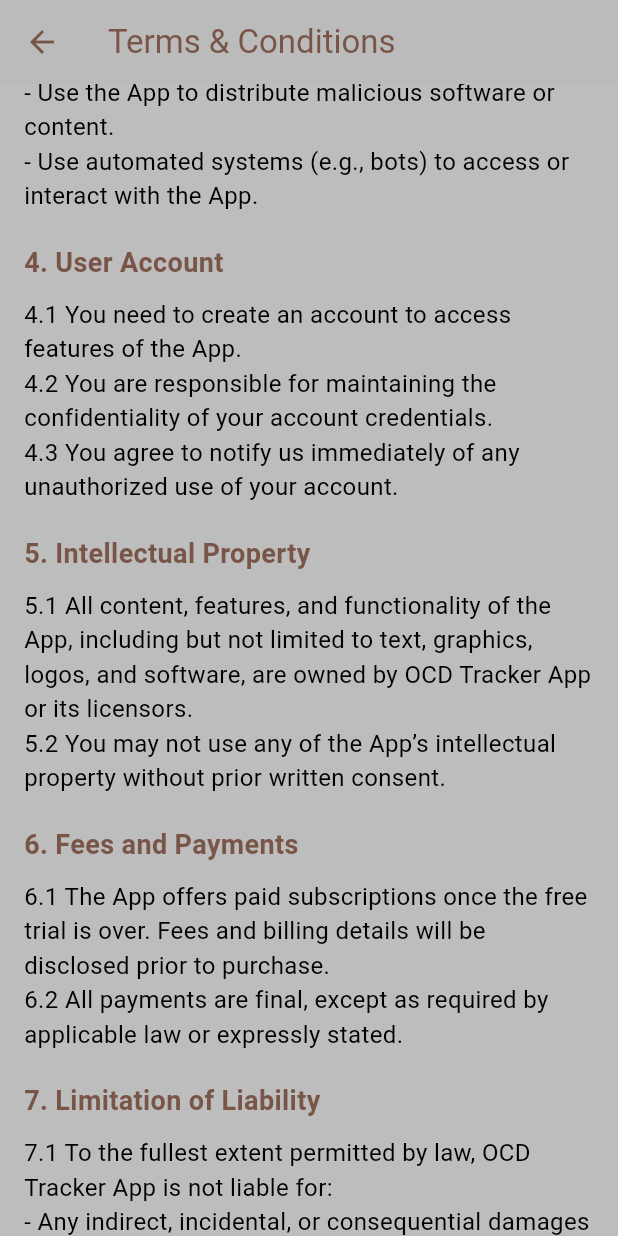
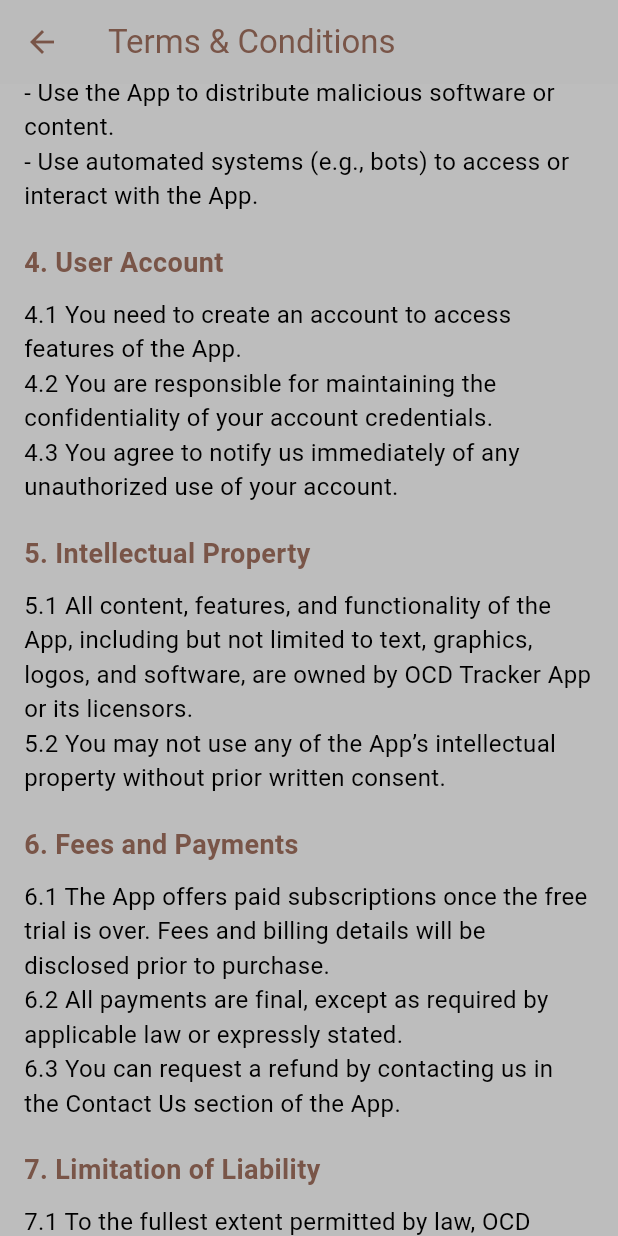
Before and after one commit to akimaliiev/OCD-tracker, a Flutter app: the TermsAndConditionsPage screen opened directly, scrolled down 576 dp, on a phone screen of 412 x 824 dp. Run offline on Flutter 3.47's test engine with Material 3 defaults, Android fonts, the phone set to English and light mode, and no system bars; our stand-ins replace cloud_firestore, firebase_auth, firebase_core, flutter_local_notifications, google_fonts, google_sign_in and 1 more; accounts and stored records are empty.

Commit message:
Update terms_and_conditions.dart

```diff
--- a/lib/pages/terms_and_conditions.dart
+++ b/lib/pages/terms_and_conditions.dart
@@ -96,7 +96,8 @@
             const SizedBox(height: 10),
             const Text(
               '6.1 The App offers paid subscriptions once the free trial is over. Fees and billing details will be disclosed prior to purchase.\n'
-              '6.2 All payments are final, except as required by applicable law or expressly stated.',
+              '6.2 All payments are final, except as required by applicable law or expressly stated.\n'
+              '6.3 You can request a refund by contacting us in the Contact Us section of the App.',
               style: TextStyle(fontSize: 16, color: Colors.black),
             ),
             const SizedBox(height: 20),
```
